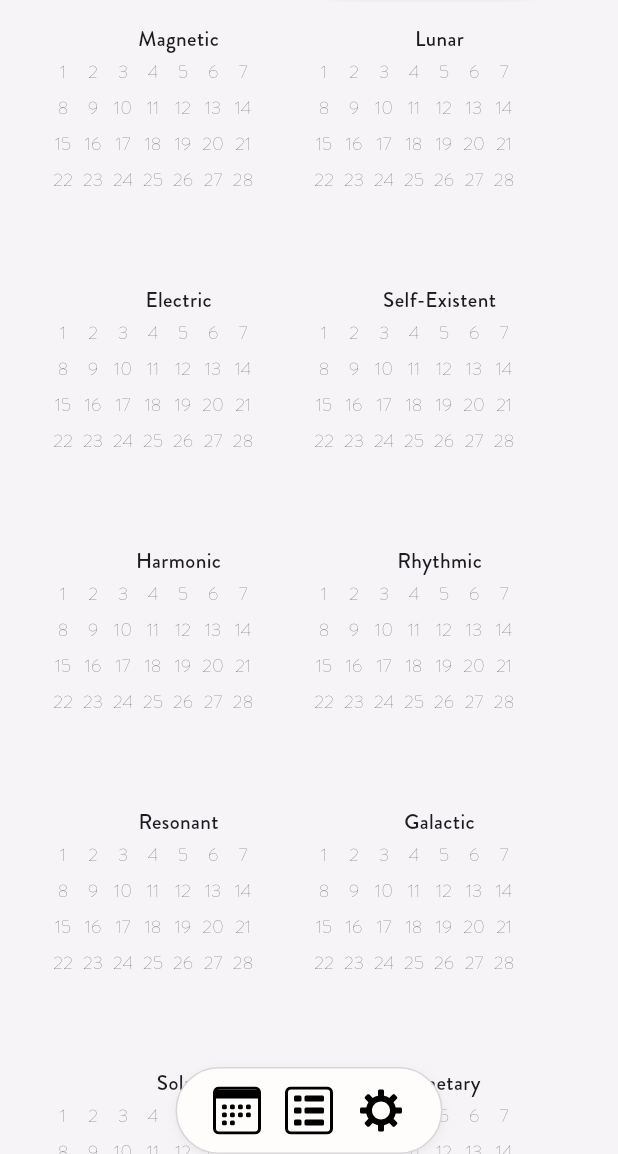
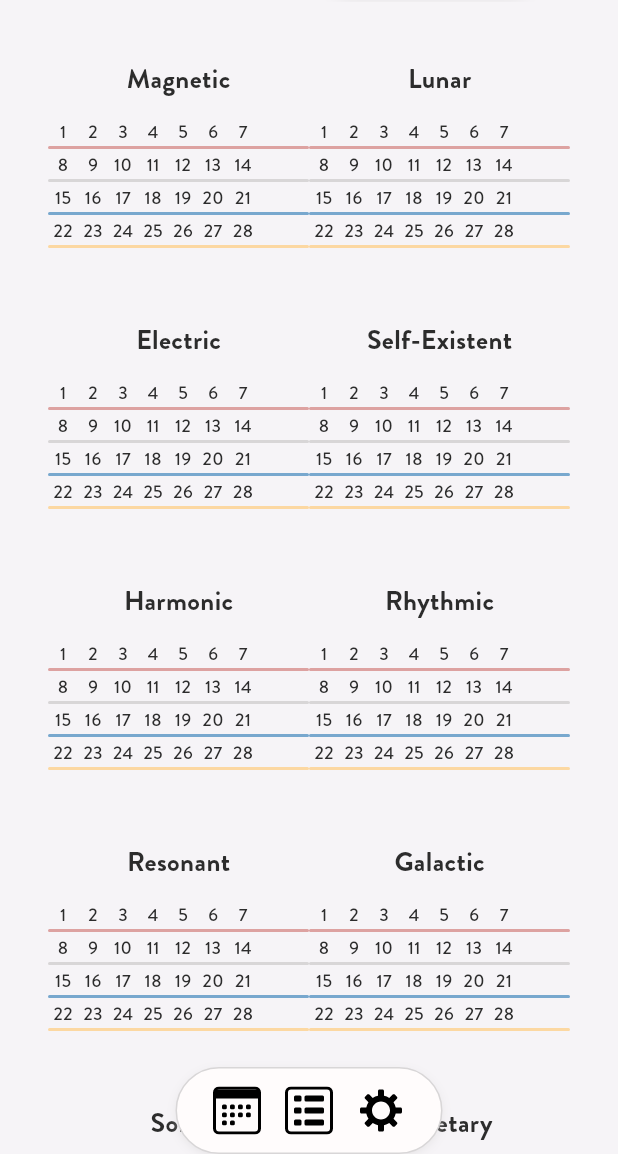
Before and after one commit to halbehers/hamewari_lunar_calendar, a Flutter app: the screen it shows after launch, on a phone screen of 412 x 824 dp, the part 82-1236 px from its top. Run offline on Flutter 3.47's test engine with Material 3 defaults, Android fonts, the phone set to English and light mode, and no system bars; our stand-ins replace flutter_svg, go_router, sqflite, vibration; accounts and stored records are empty.

Commit message:
Add week colors

```diff
--- /dev/null
+++ b/lib/calendar/week_manager.dart
@@ -0,0 +1,47 @@
+import 'package:flutter/material.dart';
+import 'package:hamewari/theme/app_theme.dart';
+
+enum Week {
+  starting(1, "Starting"),
+  refinement(2, "Refinement"),
+  transformation(3, "Transformation"),
+  implementation(4, "Implementation");
+
+  const Week(this.weekNumber, this.name);
+
+  final int weekNumber;
+  final String name;
+
+  Color getWeekBackgroundColor(AppTheme appTheme) {
+    final Map<int, Color> backgroundColors = {
+      1: appTheme.startingWeekBackgroundColor,
+      2: appTheme.refinementWeekBackgroundColor,
+      3: appTheme.transformationWeekBackgroundColor,
+      4: appTheme.implementationWeekBackgroundColor,
+    };
+    return backgroundColors[weekNumber]!;
+  }
+
+  Color getWeekColor(AppTheme appTheme) {
+    final Map<int, Color> colors = {
+      1: appTheme.startingWeekColor,
+      2: appTheme.refinementWeekColor,
+      3: appTheme.transformationWeekColor,
+      4: appTheme.implementationWeekColor,
+    };
+    return colors[weekNumber]!;
+  }
+}
+
+class WeekManager {
+  WeekManager._privateConstructor();
+  static final WeekManager instance = WeekManager._privateConstructor();
+
+  List<Week> get weeks {
+    return Week.values;
+  }
+
+  Week getWeekByNumber(int weekNumber) {
+    return Week.values[weekNumber - 1];
+  }
+}
--- a/lib/main.dart
+++ b/lib/main.dart
@@ -20,6 +20,14 @@ AppTheme lightAppTheme = AppTheme(
   accentBackgroundColor: ThemeColors.yellow[300]!,
   shadowColor: ThemeColors.grey[200]!,
   borderColor: ThemeColors.grey[200]!,
+  startingWeekColor: ThemeColors.red[500]!,
+  startingWeekBackgroundColor: ThemeColors.red[300]!,
+  refinementWeekColor: ThemeColors.grey[400]!,
+  refinementWeekBackgroundColor: ThemeColors.grey[200]!,
+  transformationWeekColor: ThemeColors.blue[400]!,
+  transformationWeekBackgroundColor: ThemeColors.blue[200]!,
+  implementationWeekColor: ThemeColors.yellow[500]!,
+  implementationWeekBackgroundColor: ThemeColors.yellow[300]!,
 );
 
 AppTheme darkAppTheme = AppTheme(
@@ -32,6 +40,14 @@ AppTheme darkAppTheme = AppTheme(
   accentBackgroundColor: ThemeColors.yellow[500]!,
   shadowColor: ThemeColors.grey[400]!,
   borderColor: ThemeColors.grey[400]!,
+  startingWeekColor: ThemeColors.red[300]!,
+  startingWeekBackgroundColor: ThemeColors.red[500]!,
+  refinementWeekColor: ThemeColors.grey[200]!,
+  refinementWeekBackgroundColor: ThemeColors.grey[400]!,
+  transformationWeekColor: ThemeColors.blue[200]!,
+  transformationWeekBackgroundColor: ThemeColors.blue[400]!,
+  implementationWeekColor: ThemeColors.yellow[300]!,
+  implementationWeekBackgroundColor: ThemeColors.yellow[500]!,
 );
 
 extension BuildContextExtension on BuildContext {
--- a/lib/pages/views/year.dart
+++ b/lib/pages/views/year.dart
@@ -7,15 +7,17 @@ class YearView extends StatelessWidget {
 
   @override
   Widget build(BuildContext context) {
+    List<Widget> months = MonthManager.instance.months
+        .map((month) => MonthCalendar(month: month))
+        .toList();
+
     return Padding(
       padding: EdgeInsetsGeometry.symmetric(horizontal: 32),
       child: GridView(
         gridDelegate: SliverGridDelegateWithFixedCrossAxisCount(
           crossAxisCount: 2,
         ),
-        children: MonthManager.instance.months
-            .map((month) => MonthCalendar(month: month))
-            .toList(),
+        children: months,
       ),
     );
   }
--- a/lib/theme/app_theme.dart
+++ b/lib/theme/app_theme.dart
@@ -12,6 +12,14 @@ class AppTheme extends ThemeExtension<AppTheme> {
     required this.accentBackgroundColor,
     required this.shadowColor,
     required this.borderColor,
+    required this.startingWeekColor,
+    required this.startingWeekBackgroundColor,
+    required this.refinementWeekColor,
+    required this.refinementWeekBackgroundColor,
+    required this.transformationWeekColor,
+    required this.transformationWeekBackgroundColor,
+    required this.implementationWeekColor,
+    required this.implementationWeekBackgroundColor,
   });
 
   final Color backgroundColor;
@@ -23,14 +31,22 @@ class AppTheme extends ThemeExtension<AppTheme> {
   final Color accentBackgroundColor;
   final Color shadowColor;
   final Color borderColor;
+  final Color startingWeekColor;
+  final Color startingWeekBackgroundColor;
+  final Color refinementWeekColor;
+  final Color refinementWeekBackgroundColor;
+  final Color transformationWeekColor;
+  final Color transformationWeekBackgroundColor;
+  final Color implementationWeekColor;
+  final Color implementationWeekBackgroundColor;
 
-  TextStyle get h1 => TextStyle(color: textColor, fontSize: 28, fontWeight: FontWeight.w700);
-  TextStyle get h2 => TextStyle(color: textColor, fontSize: 24, fontWeight: FontWeight.w700);
-  TextStyle get h3 => TextStyle(color: textColor, fontSize: 20, fontWeight: FontWeight.w700);
+  TextStyle get h1 => TextStyle(color: textColor, fontSize: 28, fontWeight: FontWeight.w800);
+  TextStyle get h2 => TextStyle(color: textColor, fontSize: 24, fontWeight: FontWeight.w800);
+  TextStyle get h3 => TextStyle(color: textColor, fontSize: 20, fontWeight: FontWeight.w800);
   TextStyle get h4 => TextStyle(color: textColor, fontSize: 18, fontWeight: FontWeight.w500);
-  TextStyle get body => TextStyle(color: textColor, fontSize: 16, fontWeight: FontWeight.w300);
-  TextStyle get smallText => TextStyle(color: textColor, fontSize: 12, fontWeight: FontWeight.w300);
-  TextStyle get extraSmallText => TextStyle(color: textColor, fontSize: 10, fontWeight: FontWeight.w300);
+  TextStyle get body => TextStyle(color: textColor, fontSize: 16, fontWeight: FontWeight.w400);
+  TextStyle get smallText => TextStyle(color: textColor, fontSize: 12, fontWeight: FontWeight.w400);
+  TextStyle get extraSmallText => TextStyle(color: textColor, fontSize: 10, fontWeight: FontWeight.w400);
 
   @override
   AppTheme copyWith({
@@ -43,6 +59,14 @@ class AppTheme extends ThemeExtension<AppTheme> {
     Color? accentBackgroundColor,
     Color? shadowColor,
     Color? borderColor,
+    Color? startingWeekColor,
+    Color? startingWeekBackgroundColor,
+    Color? refinementWeekColor,
+    Color? refinementWeekBackgroundColor,
+    Color? transformationWeekColor,
+    Color? transformationWeekBackgroundColor,
+    Color? implementationWeekColor,
+    Color? implementationWeekBackgroundColor,
   }) {
     return AppTheme(
       backgroundColor: background ?? backgroundColor,
@@ -55,6 +79,14 @@ class AppTheme extends ThemeExtension<AppTheme> {
           accentBackgroundColor ?? this.accentBackgroundColor,
       shadowColor: shadowColor ?? this.shadowColor,
       borderColor: borderColor ?? this.borderColor,
+      startingWeekColor: startingWeekColor ?? this.startingWeekColor,
+      startingWeekBackgroundColor: startingWeekBackgroundColor ?? this.startingWeekBackgroundColor,
+      refinementWeekColor: refinementWeekColor ?? this.refinementWeekColor,
+      refinementWeekBackgroundColor: refinementWeekBackgroundColor ?? this.refinementWeekBackgroundColor,
+      transformationWeekColor: transformationWeekColor ?? this.transformationWeekColor,
+      transformationWeekBackgroundColor: transformationWeekBackgroundColor ?? this.transformationWeekBackgroundColor,
+      implementationWeekColor: implementationWeekColor ?? this.implementationWeekColor,
+      implementationWeekBackgroundColor: implementationWeekBackgroundColor ?? this.implementationWeekBackgroundColor,
     );
   }
 
@@ -86,6 +118,22 @@ class AppTheme extends ThemeExtension<AppTheme> {
           Color.lerp(shadowColor, other.shadowColor, t) ?? Colors.black,
       borderColor:
           Color.lerp(borderColor, other.borderColor, t) ?? Colors.black,
+      startingWeekColor:
+          Color.lerp(startingWeekColor, other.startingWeekColor, t) ?? Colors.black,
+      startingWeekBackgroundColor:
+          Color.lerp(startingWeekBackgroundColor, other.startingWeekBackgroundColor, t) ?? Colors.black,
+      refinementWeekColor:
+          Color.lerp(refinementWeekColor, other.refinementWeekColor, t) ?? Colors.black,
+      refinementWeekBackgroundColor:
+          Color.lerp(refinementWeekBackgroundColor, other.refinementWeekBackgroundColor, t) ?? Colors.black,
+      transformationWeekColor:
+          Color.lerp(transformationWeekColor, other.transformationWeekColor, t) ?? Colors.black,
+      transformationWeekBackgroundColor:
+          Color.lerp(transformationWeekBackgroundColor, other.transformationWeekBackgroundColor, t) ?? Colors.black,
+      implementationWeekColor:
+          Color.lerp(implementationWeekColor, other.implementationWeekColor, t) ?? Colors.black,
+      implementationWeekBackgroundColor:
+          Color.lerp(implementationWeekBackgroundColor, other.implementationWeekBackgroundColor, t) ?? Colors.black,
     );
   }
 }
--- a/lib/theme/theme_colors.dart
+++ b/lib/theme/theme_colors.dart
@@ -20,7 +20,7 @@ class ThemeColors {
         200: Color(0xFFD8D6D7),
         300: Color(0xFFAEAEAE),
         400: Color(0xFF6C6C6C),
-        500: Color(_bluePrimaryValue),
+        500: Color(_greyPrimaryValue),
         600: Color(0xFF2C2C2C),
       });
 
--- a/lib/ui/calendar/day_as_number.dart
+++ b/lib/ui/calendar/day_as_number.dart
@@ -12,12 +12,16 @@ class DayAsNumber extends StatelessWidget {
   Widget build(BuildContext context) {
     AppTheme appTheme = context.appTheme;
 
-    return SizedBox(
+    return Container(
       width: 20,
-      height: 24,
-      child: Center(
-        child: Text(day.toString(), style: appTheme.smallText,),
-      ),
+      height: 20,
+      decoration: isActive
+          ? BoxDecoration(
+              color: appTheme.accentBackgroundColor,
+              borderRadius: BorderRadius.all(Radius.circular(1000)),
+            )
+          : null,
+      child: Center(child: Text(day.toString(), style: appTheme.smallText)),
     );
   }
 }
--- a/lib/ui/calendar/month_calendar.dart
+++ b/lib/ui/calendar/month_calendar.dart
@@ -1,5 +1,7 @@
 import 'package:flutter/material.dart';
 import 'package:hamewari/calendar/month_manager.dart';
+import 'package:hamewari/main.dart';
+import 'package:hamewari/theme/app_theme.dart';
 import 'package:hamewari/ui/calendar/month_calendar_row.dart';
 
 class MonthCalendar extends StatelessWidget {
@@ -9,16 +11,20 @@ class MonthCalendar extends StatelessWidget {
 
   @override
   Widget build(BuildContext context) {
-    return Center(
-      child: Column(
+    AppTheme appTheme = context.appTheme;
+
+    return Column(
+      mainAxisAlignment: MainAxisAlignment.center,
       children: [
-          Text(month.name),
+        Padding(
+          padding: EdgeInsetsGeometry.directional(bottom: 12),
+          child: Text(month.name, style: appTheme.h4),
+        ),
         MonthCalendarRow(rowPosition: 0),
         MonthCalendarRow(rowPosition: 1),
         MonthCalendarRow(rowPosition: 2),
         MonthCalendarRow(rowPosition: 3),
       ],
-      ),
     );
   }
 }
--- a/lib/ui/calendar/month_calendar_row.dart
+++ b/lib/ui/calendar/month_calendar_row.dart
@@ -1,4 +1,7 @@
 import 'package:flutter/material.dart';
+import 'package:hamewari/calendar/week_manager.dart';
+import 'package:hamewari/main.dart';
+import 'package:hamewari/theme/app_theme.dart';
 import 'package:hamewari/ui/calendar/day_as_number.dart';
 
 class MonthCalendarRow extends StatelessWidget {
@@ -8,11 +11,28 @@ class MonthCalendarRow extends StatelessWidget {
 
   @override
   Widget build(BuildContext context) {
-    return Row(
-      children: List.generate(
-        7,
-        (int index) => index + (rowPosition * 7) + 1,
-      ).map((dayNumber) => DayAsNumber(day: dayNumber)).toList(),
+    AppTheme appTheme = context.appTheme;
+
+    Color weekColor = WeekManager.instance
+        .getWeekByNumber(rowPosition + 1)
+        .getWeekBackgroundColor(appTheme);
+
+    return Column(
+      children: [
+        Row(
+          children: List.generate(
+            7,
+            (int index) => index + (rowPosition * 7) + 1,
+          ).map((dayNumber) => DayAsNumber(day: dayNumber)).toList(),
+        ),
+        Container(
+          height: 2,
+          decoration: BoxDecoration(
+            color: weekColor,
+            borderRadius: BorderRadius.all(Radius.circular(2)),
+          ),
+        ),
+      ],
     );
   }
 }
```
Lines whose indentation alone changed are shown as unchanged.
